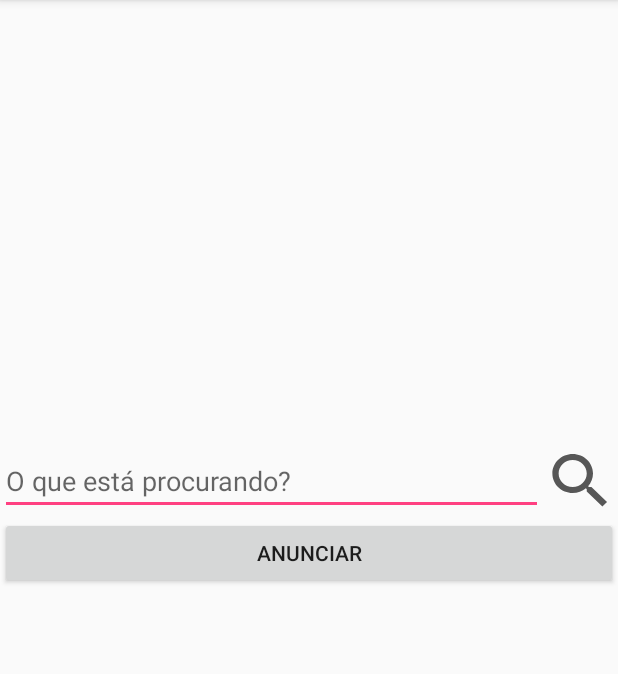
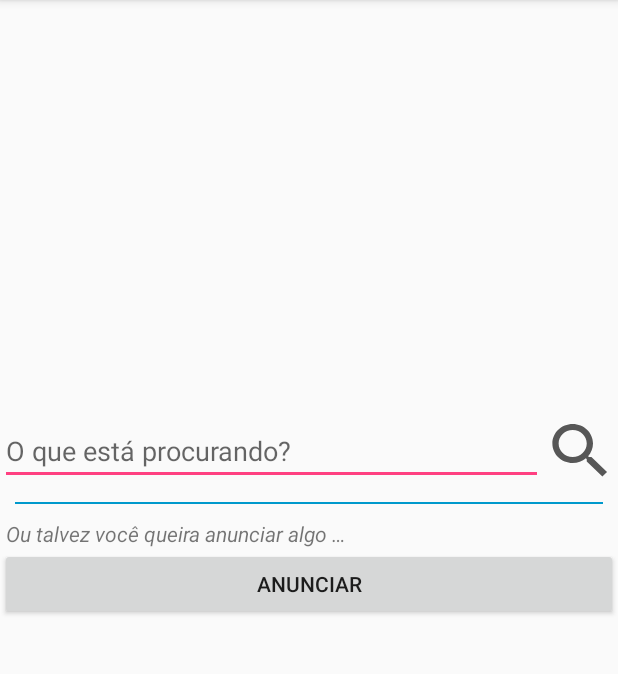
Before and after one commit to fguiraldelli/ihc-es-project, an Android app: the HomeActivity screen opened directly, with no data from a screen before it, on a phone screen of 412 x 824 dp, the part 84-758 px from its top. Run offline under Robolectric (Android 15) with nearby library versions, the phone set to English and light mode, and no system bars.

Commit message:
Correções de fluxo e layouts

```diff
--- a/app/build.gradle
+++ b/app/build.gradle
@@ -31,6 +31,6 @@ dependencies {
     })
     compile 'com.android.support:appcompat-v7:24.2.1'
     compile 'com.android.support:design:24.2.1'
-    compile 'com.facebook.android:facebook-android-sdk:[4,5)'
+    compile 'com.facebook.android:facebook-android-sdk:[4,5]'
     testCompile 'junit:junit:4.12'
 }
--- a/app/src/main/java/ihces/barganha/HomeActivity.java
+++ b/app/src/main/java/ihces/barganha/HomeActivity.java
@@ -1,18 +1,56 @@
 package ihces.barganha;
 
+import android.content.Intent;
 import android.os.Bundle;
 import android.support.design.widget.FloatingActionButton;
 import android.support.design.widget.Snackbar;
 import android.support.v7.app.AppCompatActivity;
 import android.support.v7.widget.Toolbar;
 import android.view.View;
+import android.widget.AutoCompleteTextView;
+import android.widget.Button;
 
 public class HomeActivity extends AppCompatActivity {
+
+    AutoCompleteTextView tvSearchTerms;
+    Button btSearch;
+    Button btAdvertise;
+    Button btMyAds;
 
     @Override
     protected void onCreate(Bundle savedInstanceState) {
         super.onCreate(savedInstanceState);
         setContentView(R.layout.activity_home);
+        setButtonEvents();
+    }
+
+    private void setButtonEvents() {
+        tvSearchTerms = (AutoCompleteTextView)findViewById(R.id.tv_search_terms);
+
+        btSearch = (Button)findViewById(R.id.btn_search);
+        btSearch.setOnClickListener(new View.OnClickListener() {
+            @Override
+            public void onClick(View v) {
+                String searchTerms = tvSearchTerms.getText().toString();
+                if (!searchTerms.trim().isEmpty()) {
+                    openSearchResultActivity(searchTerms);
+                }
+            }
+        });
+
+        btAdvertise = (Button)findViewById(R.id.btn_advertise);
+        btAdvertise.setOnClickListener(new View.OnClickListener() {
+            @Override
+            public void onClick(View v) {
+                startActivity(new Intent(HomeActivity.this, AdvertiseActivity.class));
+            }
+        });
+    }
+
+    private void openSearchResultActivity(String searchTerms) {
+        Intent intent = new Intent(HomeActivity.this, SearchResultsActivity.class);
+        intent.putExtra(SearchResultsActivity.SEARCH_TERMS_EXTRA_KEY, searchTerms);
+        startActivity(intent);
     }
 
 }
--- a/app/src/main/res/layout/activity_home.xml
+++ b/app/src/main/res/layout/activity_home.xml
@@ -33,6 +33,21 @@
                 style="@android:style/Widget.Holo.Light.Button" />
 
         </LinearLayout>
+
+        <TableRow
+            android:layout_width="match_parent"
+            android:background="@android:color/holo_blue_dark"
+            android:layout_margin="10dp"
+            android:layout_height="1dp" />
+
+        <TextView
+            android:text="@string/tv_selling_label"
+            android:layout_width="match_parent"
+            android:layout_height="wrap_content"
+            android:id="@+id/tv_label_selling"
+            android:textAllCaps="false"
+            android:textStyle="normal|italic"
+            android:layout_marginLeft="4dp" />
 
         <Button
             android:layout_width="match_parent"
--- a/app/src/main/res/values/strings.xml
+++ b/app/src/main/res/values/strings.xml
@@ -10,6 +10,8 @@
     <string name="tv_search_terms_hint">O que está procurando?</string>
     <string name="tv_my_points_label">Minha classificação:</string>
     <string name="tv_search_terms_label">Resultados da pesquisa por:</string>
+    <string name="toast_login_required">É necessário fazer login pela conta do Facebook para usar a aplicação</string>
+    <string name="toast_login_error">Houve um problema ao tentar entrar com o Facebook. Tente mais tarde ou entre em contato conosco pela Play Store.</string>
 
     <!--Strings related to advertise-->
     <string name="btn_cancel">cancelar</string>
@@ -17,4 +19,5 @@
     <string name="input_price">R$</string>
     <string name="input_title">Titulo</string>
     <string name="tv_search_terms_default">(nenhum termo definido)</string>
+    <string name="tv_selling_label">Ou talvez você queira anunciar algo &#8230;</string>
 </resources>
```
Also changed, not shown: app/src/main/java/ihces/barganha/CustomAdapter.java (+10 -2 lines), app/src/main/java/ihces/barganha/MainActivity.java (+15 -7 lines), app/src/main/java/ihces/barganha/SearchResultsActivity.java (+11 -1 lines).
